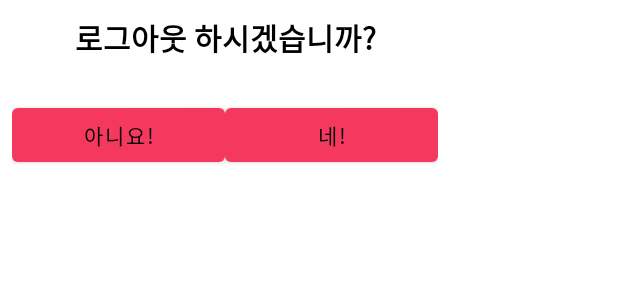
After one commit to kujamin/IDoWeDO_1004, an Android app: the layout activity_logout_popup.xml on its own in the app's theme, with its tools: preview values and no code run, on a phone screen of 412 x 824 dp. The commit adds this screen. Shown: the top 300 px of the screen. Run offline under Robolectric (Android 15) with nearby library versions, the phone set to English and light mode, and no system bars.

```diff
--- a/app/src/main/java/com/example/firstproject3/Login/LoginActivity.java
+++ b/app/src/main/java/com/example/firstproject3/Login/LoginActivity.java
@@ -105,7 +105,7 @@ public class LoginActivity extends AppCompatActivity {
                             } catch (FirebaseAuthInvalidUserException e) {
                                 Toast.makeText(LoginActivity.this, "존재하지 않는 아이디 에요!", Toast.LENGTH_SHORT).show();
                             } catch (FirebaseAuthInvalidCredentialsException e) {
-                                Toast.makeText(LoginActivity.this, "이메일 형식이 맞지 않아요!", Toast.LENGTH_SHORT).show();
+                                Toast.makeText(LoginActivity.this, "비밀번호를 확인해주세요!", Toast.LENGTH_SHORT).show();
                             } catch (FirebaseNetworkException e) {
                                 Toast.makeText(LoginActivity.this, "Firebase NetworkException", Toast.LENGTH_SHORT).show();
                             } catch (Exception e) {
@@ -122,7 +122,7 @@ public class LoginActivity extends AppCompatActivity {
                                             usercode.setUsercode(strEmail);
 
                                             // 로그인 성공
-                                            Intent intent = new Intent(LoginActivity.this, NickNameActivity.class);
+                                            Intent intent = new Intent(LoginActivity.this, MainActivity.class);
                                             intent.putExtra("userCode", userCode);
                                             startActivity(intent);
                                             finish(); // 현재 액티비티 파괴
@@ -154,4 +154,5 @@ public class LoginActivity extends AppCompatActivity {
     }
 
 
+
 }
--- /dev/null
+++ b/app/src/main/res/layout/activity_logout_popup.xml
@@ -0,0 +1,59 @@
+<?xml version="1.0" encoding="utf-8"?>
+<LinearLayout xmlns:android="http://schemas.android.com/apk/res/android"
+    xmlns:app="http://schemas.android.com/apk/res-auto"
+    xmlns:tools="http://schemas.android.com/tools"
+    android:layout_height="wrap_content"
+    android:layout_width="300dp"
+    tools:context=".Logout_Popup"
+    android:background="#ffff"
+    android:orientation="vertical" >
+
+
+    <LinearLayout
+        android:layout_width="match_parent"
+        android:layout_height="wrap_content"
+        android:orientation="horizontal"
+        android:layout_marginBottom="8dp">
+
+        <TextView
+            android:id="@+id/textattend"
+            android:layout_width="match_parent"
+            android:layout_height="50dp"
+            android:gravity="center"
+            android:text="로그아웃 하시겠습니까?"
+            android:textSize="20sp"
+            android:textStyle="bold"
+            android:textColor="#000"/>
+
+    </LinearLayout>
+
+    <LinearLayout
+        android:layout_width="match_parent"
+        android:layout_height="match_parent"
+        android:orientation="horizontal">
+
+
+    </LinearLayout>
+
+    <LinearLayout
+        android:layout_width="match_parent"
+        android:layout_height="wrap_content"
+        android:orientation="horizontal"
+        android:layout_marginBottom="8dp"
+        android:padding="8dp">
+
+        <Button
+            android:id="@+id/btn_logout_no"
+            android:layout_width="match_parent"
+            android:layout_height="wrap_content"
+            android:layout_weight="1"
+            android:text="아니요!" />
+
+        <Button
+            android:id="@+id/btn_logout_yes"
+            android:layout_width="match_parent"
+            android:layout_height="wrap_content"
+            android:layout_weight="1"
+            android:text="네!" />
+    </LinearLayout>
+</LinearLayout>
```
Also changed, not shown: app/src/main/AndroidManifest.xml (+11 -12 lines), app/src/main/java/com/example/firstproject3/Login/RegisterActivity.java (+9 -0 lines), app/src/main/java/com/example/firstproject3/Logout_Popup.java (added, +49 -0 lines), app/src/main/res/navigation/mobile_navigation.xml (+7 -0 lines).
